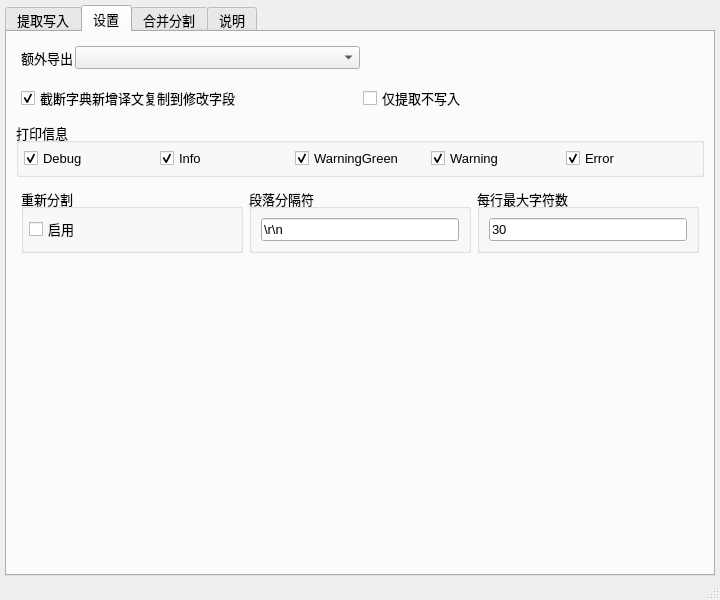
Qt form ui_mainWindow.ui (satan53x/SExtractor) before a commit.
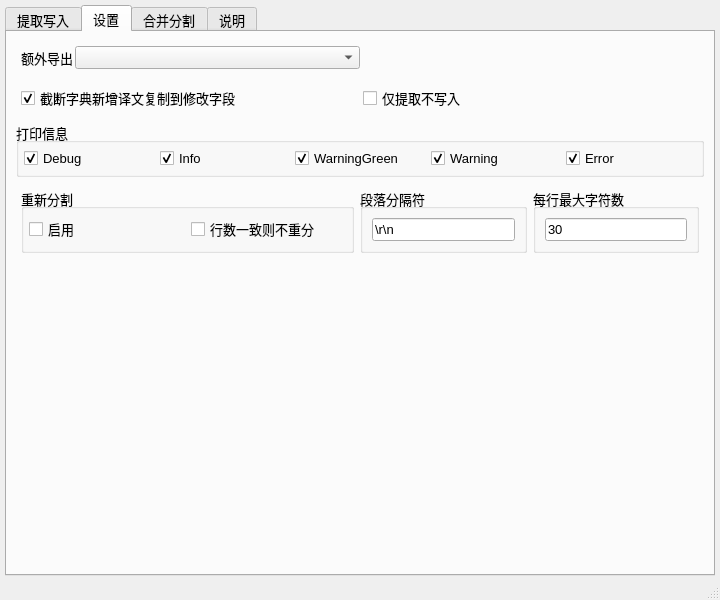
The same form after that commit. The open tabs and pages were chosen to show the change.

The edit to the form file:
```diff
--- a/ui_mainWindow.ui
+++ b/ui_mainWindow.ui
@@ -614,7 +614,7 @@
         </item>
         <item>
          <widget class="QWidget" name="widget_13" native="true">
-          <layout class="QHBoxLayout" name="horizontalLayout_19" stretch="1,1,1">
+          <layout class="QHBoxLayout" name="horizontalLayout_19" stretch="2,1,1">
            <property name="leftMargin">
             <number>5</number>
            </property>
@@ -652,6 +652,16 @@
                 </property>
                </widget>
               </item>
+              <item>
+               <widget class="QCheckBox" name="ignoreSameCheck">
+                <property name="text">
+                 <string>行数一致则不重分</string>
+                </property>
+                <property name="checked">
+                 <bool>false</bool>
+                </property>
+               </widget>
+              </item>
              </layout>
             </widget>
            </item>
```
